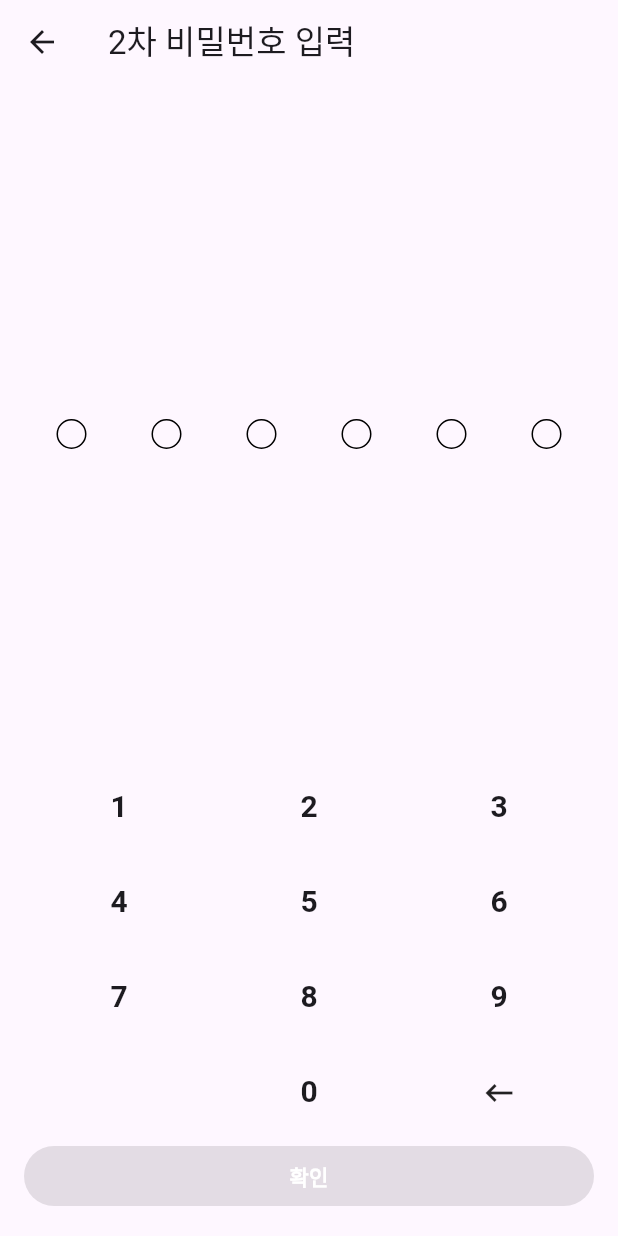
After one commit to nuyggnoes/SSG-USMS-Front-Flutter, a Flutter app: the SecondaryPasswordScreen screen opened by its route, on a phone screen of 412 x 824 dp. The commit adds this screen. Run offline on Flutter 3.47's test engine with Material 3 defaults, Android fonts, the phone set to English and light mode, and no system bars; our stand-ins replace dio, file_picker, firebase_core, firebase_messaging, flutter_local_notifications, flutter_secure_storage and 2 more; missing offline and left inert: kpostal; accounts and stored records are empty.

Commit message:
Add Secondary Password Screen

```diff
--- a/usms_app/lib/main.dart
+++ b/usms_app/lib/main.dart
@@ -1,6 +1,5 @@
 // package
 import 'package:firebase_core/firebase_core.dart';
-import 'package:firebase_messaging/firebase_messaging.dart';
 import 'package:flutter/material.dart';
 import 'package:flutter_secure_storage/flutter_secure_storage.dart';
 import 'package:intl/date_symbol_data_local.dart';
@@ -14,7 +13,9 @@ import 'package:usms_app/screen/home_screen.dart';
 import 'package:usms_app/screen/login_screen.dart';
 import 'package:usms_app/screen/notification_screen.dart';
 import 'package:usms_app/screen/register_store_screen.dart';
+import 'package:usms_app/screen/secondary_password_screen.dart';
 import 'package:usms_app/screen/set_security_level_screen.dart';
+import 'package:usms_app/screen/store_detail_screen.dart';
 
 // route
 final navigatorKey = GlobalKey<NavigatorState>();
@@ -53,6 +54,9 @@ class MyApp extends StatelessWidget {
         HomeScreen.route: (context) => const HomeScreen(),
         RegisterStore.route: (context) => const RegisterStore(),
         SecurityLevel.route: (context) => const SecurityLevel(),
+        StoreDetail.route: (context) => const StoreDetail(),
+        SecondaryPasswordScreen.route: (context) =>
+            const SecondaryPasswordScreen(),
       },
     );
   }
--- /dev/null
+++ b/usms_app/lib/screen/secondary_password_screen.dart
@@ -0,0 +1,144 @@
+import 'package:flutter/material.dart';
+import 'package:usms_app/widget/custom_keyboard.dart';
+
+class SecondaryPasswordScreen extends StatefulWidget {
+  const SecondaryPasswordScreen({super.key});
+  static const route = '/secondary-password';
+
+  @override
+  State<SecondaryPasswordScreen> createState() =>
+      _SecondaryPasswordScreenState();
+}
+
+class _SecondaryPasswordScreenState extends State<SecondaryPasswordScreen> {
+  String secondaryPassword = '';
+
+  final List<bool> _filledCircles = [
+    false,
+    false,
+    false,
+    false,
+    false,
+    false,
+  ];
+
+  final keys = [
+    ['1', '2', '3'],
+    ['4', '5', '6'],
+    ['7', '8', '9'],
+    [' ', '0', const Icon(Icons.keyboard_backspace)],
+  ];
+  @override
+  void initState() {
+    super.initState();
+    secondaryPassword = '';
+  }
+
+  @override
+  Widget build(BuildContext context) {
+    return Scaffold(
+      appBar: AppBar(
+        title: const Text('2차 비밀번호 입력'),
+      ),
+      body: Padding(
+        padding: const EdgeInsets.all(16.0),
+        child: Column(
+          mainAxisAlignment: MainAxisAlignment.center,
+          children: [
+            Expanded(
+              child: Row(
+                mainAxisAlignment: MainAxisAlignment.spaceAround,
+                children: [
+                  for (int i = 0; i < _filledCircles.length; i++)
+                    _buildPasswordCircle(_filledCircles[i]),
+                ],
+              ),
+            ),
+            ...renderKeyboard(),
+            SizedBox(
+              width: double.infinity,
+              child: ElevatedButton(
+                onPressed:
+                    secondaryPassword.length == 6 ? onConfirmPressed : null,
+                style: ElevatedButton.styleFrom(
+                  backgroundColor: secondaryPassword.length == 6
+                      ? Colors.blueAccent
+                      : Colors.grey,
+                ),
+                child: const Text(
+                  '확인',
+                  style: TextStyle(
+                    color: Colors.white,
+                    fontWeight: FontWeight.w900,
+                  ),
+                ),
+              ),
+            ),
+          ],
+        ),
+      ),
+    );
+  }
+
+  onConfirmPressed() {
+    print('ConfirmButton Clicked');
+    print('2차 비밀번호는 $secondaryPassword');
+  }
+
+  onNumberPress(val) {
+    setState(() {
+      if (secondaryPassword.length < 6) {
+        secondaryPassword = secondaryPassword + val;
+      }
+    });
+  }
+
+  onBackspacePress(val) {
+    setState(() {
+      secondaryPassword =
+          secondaryPassword.substring(0, secondaryPassword.length - 1);
+    });
+  }
+
+  renderKeyboard() {
+    return keys
+        .map(
+          (x) => Row(
+            children: x.map((y) {
+              return Expanded(
+                child: KeyboardKey(
+                  label: y,
+                  onTap: (y) {
+                    y is Widget ? onBackspacePress(y) : onNumberPress(y);
+                    _updateFilledCircles(secondaryPassword.length);
+                    print('password = $secondaryPassword');
+                  },
+                  value: y,
+                ),
+              );
+            }).toList(),
+          ),
+        )
+        .toList();
+  }
+
+  Widget _buildPasswordCircle(bool filled) {
+    return Container(
+      width: 20,
+      height: 20,
+      decoration: BoxDecoration(
+        shape: BoxShape.circle,
+        color: filled ? Colors.black : Colors.transparent,
+        border: Border.all(color: Colors.black),
+      ),
+    );
+  }
+
+  void _updateFilledCircles(int length) {
+    setState(() {
+      for (int i = 0; i < _filledCircles.length; i++) {
+        _filledCircles[i] = i < length;
+      }
+    });
+  }
+}
--- /dev/null
+++ b/usms_app/lib/widget/custom_keyboard.dart
@@ -0,0 +1,50 @@
+import 'package:flutter/material.dart';
+
+class KeyboardKey extends StatefulWidget {
+  final dynamic label;
+  final dynamic value;
+  final ValueSetter<dynamic> onTap;
+  const KeyboardKey({
+    super.key,
+    required this.label,
+    required this.onTap,
+    required this.value,
+  })  : assert(label != null),
+        assert(value != null);
+  @override
+  _KeyboardKeyState createState() => _KeyboardKeyState();
+}
+
+class _KeyboardKeyState extends State<KeyboardKey> {
+  renderLabel() {
+    if (widget.label is String) {
+      return Text(
+        widget.label,
+        style: const TextStyle(
+          fontSize: 20.0,
+          fontWeight: FontWeight.bold,
+        ),
+      );
+    } else {
+      return widget.label;
+    }
+  }
+
+  @override
+  Widget build(BuildContext context) {
+    return InkWell(
+      onTap: () {
+        widget.onTap(widget.value);
+        print(widget.value);
+      },
+      child: AspectRatio(
+        aspectRatio: 2,
+        child: Container(
+          child: Center(
+            child: renderLabel(),
+          ),
+        ),
+      ),
+    );
+  }
+}
```
Also changed, not shown: usms_app/lib/screen/home_screen.dart (+33 -22 lines), usms_app/lib/screen/login_screen.dart (+11 -5 lines), usms_app/lib/screen/set_security_level_screen.dart (+6 -2 lines), usms_app/lib/screen/store_detail_screen.dart (added, +109 -0 lines).
